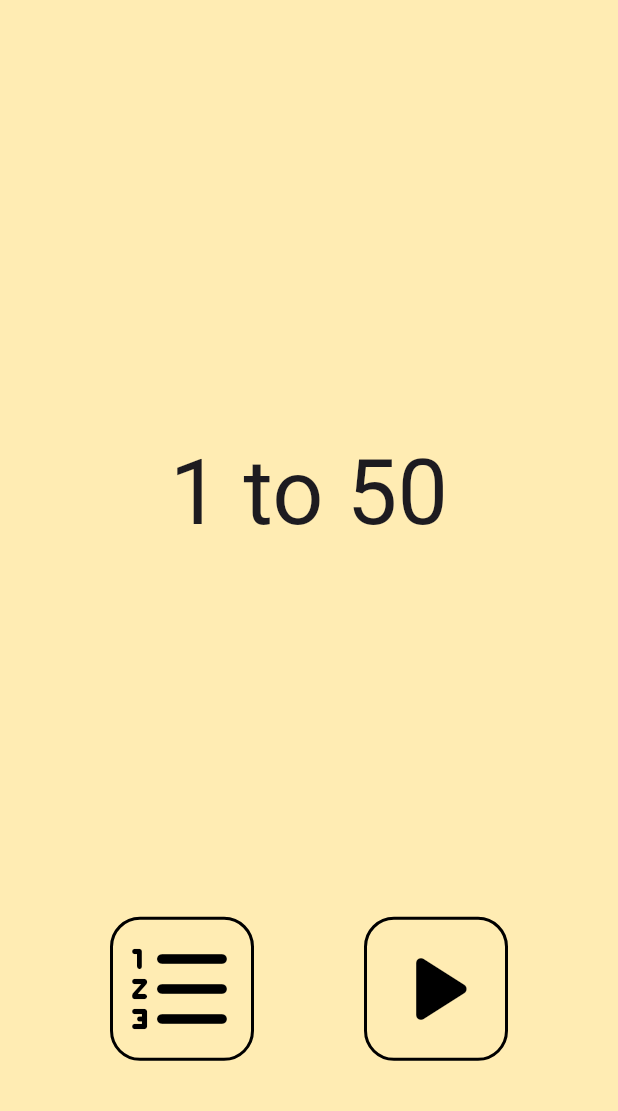
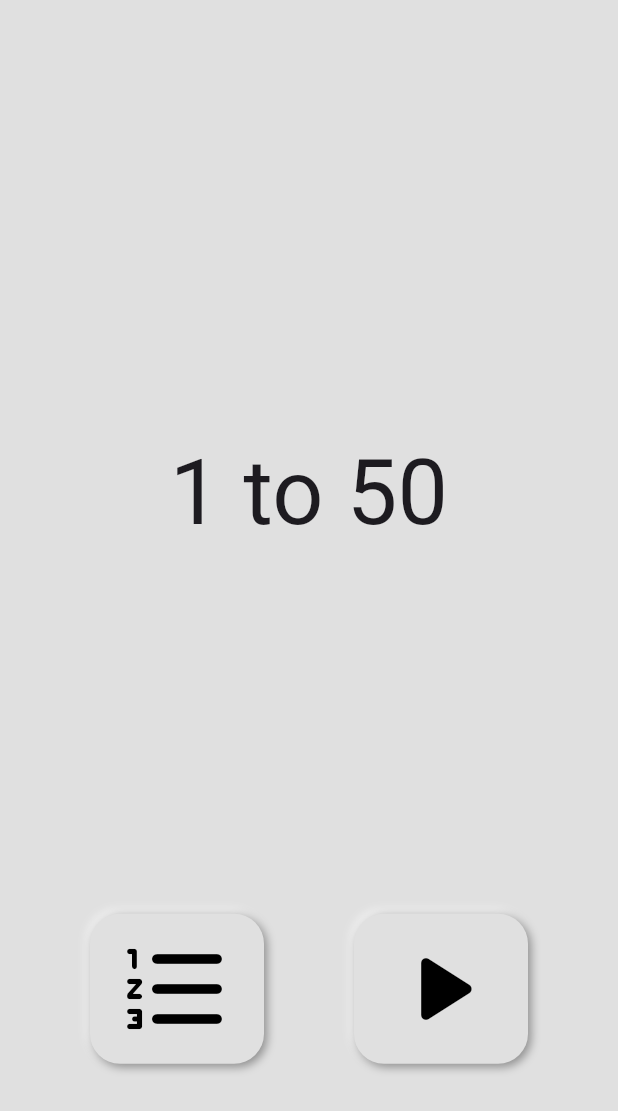
Before and after one commit to leejewon97/1to50, a Flutter app: the screen it shows after launch, on a phone screen of 412 x 824 dp. Shown: the top 1111 px of the screen. Run offline on Flutter 3.47's test engine with Material 3 defaults, Android fonts, the phone set to English and light mode, and no system bars; our stand-ins replace auto_size_text, flutter_neumorphic_plus, shared_preferences; missing offline and left inert: soundpool.

Commit message:
모든 화면과 버튼에 Neumorphic 적용 완료 main.dart   buttonStyle 변수 제거   대신 NeumorphicButtonStyle 클래스를 import하여 사용 lib/neumorphic_button_style.dart   NeumorphicStyle 클래스를 상속받는 NeumorphicButtonStyle 클래스 생성   boxShape 속성을 default로 설정   depth 속성은 필요하면 생성자로 받아오도록 설정 나머지 모든 화면은 material.dart 대신 flutter_neumorphic.dart를 import Dialog를 제외한 나머지 모든 아이콘 버튼들은 NeumorphicButtonStyle을 적용한 NeumorphicButton으로 변경   buttonStyle 변수를 들고다니지 않게 되면서 코드가 깔끔해짐 number_button_widget.dart   NeumorphicButton에 NeumorphicButtonStyle을 적용     유일하게 depth 속성을 직접 받아 사용함
모든 버튼 및 텍스트 사이즈 반응형 설정할 것
NumberButton이 아닌 버튼들 정사각형으로 만들어볼 것
PauseButton도 depth 속성을 받아서 적용할 것

```diff
--- a/lib/main.dart
+++ b/lib/main.dart
@@ -14,15 +14,6 @@ class MyApp extends StatefulWidget {
 }
 
 class _MyAppState extends State<MyApp> {
-  final buttonStyle = ButtonStyle(
-    shape: MaterialStateProperty.all<OutlinedBorder?>(
-      RoundedRectangleBorder(
-        borderRadius: BorderRadius.circular(20.0),
-        side: const BorderSide(color: Colors.black, width: 2.0),
-      ),
-    ),
-  );
-
   late Future<SharedPreferences> prefs;
 
   @override
@@ -41,7 +32,6 @@ class _MyAppState extends State<MyApp> {
         builder: (context, snapshot) {
           if (snapshot.hasData) {
             return HomeScreen(
-              buttonStyle: buttonStyle,
               prefs: snapshot.data!,
             );
           } else {
--- /dev/null
+++ b/lib/neumorphic_button_style.dart
@@ -0,0 +1,9 @@
+import 'package:flutter_neumorphic_plus/flutter_neumorphic.dart';
+
+class NeumorphicButtonStyle extends NeumorphicStyle {
+  NeumorphicButtonStyle({
+    super.depth,
+  }) : super(
+          boxShape: NeumorphicBoxShape.roundRect(BorderRadius.circular(20.0)),
+        );
+}
--- a/lib/screens/home_screen.dart
+++ b/lib/screens/home_screen.dart
@@ -1,22 +1,19 @@
-import 'package:flutter/material.dart';
+import 'package:flutter_neumorphic_plus/flutter_neumorphic.dart';
 import 'package:one_to_fifty/widgets/buttons/play_button_widget.dart';
 import 'package:one_to_fifty/widgets/buttons/record_button_widget.dart';
 import 'package:shared_preferences/shared_preferences.dart';
 
 class HomeScreen extends StatelessWidget {
-  final ButtonStyle buttonStyle;
   final SharedPreferences prefs;
 
   const HomeScreen({
     super.key,
-    required this.buttonStyle,
     required this.prefs,
   });
 
   @override
   Widget build(BuildContext context) {
     return Scaffold(
-      backgroundColor: Colors.amber[100],
       body: Column(
         children: [
           const Flexible(
@@ -39,11 +36,9 @@ class HomeScreen extends StatelessWidget {
                 mainAxisAlignment: MainAxisAlignment.spaceEvenly,
                 children: [
                   RecordButton(
-                    buttonStyle: buttonStyle,
                     prefs: prefs,
                   ),
                   PlayButton(
-                    buttonStyle: buttonStyle,
                     prefs: prefs,
                   ),
                 ],
--- a/lib/screens/play_screen.dart
+++ b/lib/screens/play_screen.dart
@@ -11,12 +11,10 @@ import 'package:shared_preferences/shared_preferences.dart';
 import 'package:soundpool/soundpool.dart';
 
 class PlayScreen extends StatefulWidget {
-  final ButtonStyle buttonStyle;
   final SharedPreferences prefs;
 
   const PlayScreen({
     super.key,
-    required this.buttonStyle,
     required this.prefs,
   });
 
@@ -108,7 +106,6 @@ class _PlayScreenState extends State<PlayScreen> {
                 playTime: timeFormatter(playTime),
                 recordTimes: recordTimes,
                 prefs: widget.prefs,
-                buttonStyle: widget.buttonStyle,
               );
             },
           );
@@ -141,7 +138,6 @@ class _PlayScreenState extends State<PlayScreen> {
         builder: (context) {
           return WhenPausedDialog(
             prefs: widget.prefs,
-            buttonStyle: widget.buttonStyle,
             ticker: ticker,
           );
         },
@@ -204,7 +200,6 @@ class _PlayScreenState extends State<PlayScreen> {
                   child: Center(
                     child: ticker.isTicking
                         ? PauseButton(
-                            buttonStyle: widget.buttonStyle,
                             whenPaused: whenPaused,
                           )
                         : const SizedBox.shrink(),
--- a/lib/widgets/buttons/home_button_widget.dart
+++ b/lib/widgets/buttons/home_button_widget.dart
@@ -1,4 +1,4 @@
-import 'package:flutter/material.dart';
+import 'package:flutter_neumorphic_plus/flutter_neumorphic.dart';
 
 class HomeButton extends StatelessWidget {
   const HomeButton({
--- a/lib/widgets/buttons/play_button_widget.dart
+++ b/lib/widgets/buttons/play_button_widget.dart
@@ -1,35 +1,33 @@
-import 'package:flutter/material.dart';
+import 'package:flutter_neumorphic_plus/flutter_neumorphic.dart';
+import 'package:one_to_fifty/neumorphic_button_style.dart';
 import 'package:one_to_fifty/screens/play_screen.dart';
 import 'package:shared_preferences/shared_preferences.dart';
 
 class PlayButton extends StatelessWidget {
-  final ButtonStyle buttonStyle;
   final SharedPreferences prefs;
 
   const PlayButton({
     super.key,
-    required this.buttonStyle,
     required this.prefs,
   });
 
   @override
   Widget build(BuildContext context) {
-    return IconButton(
+    return NeumorphicButton(
       onPressed: () {
         Navigator.push(
             context,
             MaterialPageRoute(
               builder: (context) => PlayScreen(
-                buttonStyle: buttonStyle,
                 prefs: prefs,
               ),
             ));
       },
-      icon: const Icon(
+      style: NeumorphicButtonStyle(),
+      child: const Icon(
         Icons.play_arrow_rounded,
         size: 80,
       ),
-      style: buttonStyle,
     );
   }
 }
--- a/lib/widgets/buttons/record_button_widget.dart
+++ b/lib/widgets/buttons/record_button_widget.dart
@@ -1,35 +1,33 @@
-import 'package:flutter/material.dart';
+import 'package:flutter_neumorphic_plus/flutter_neumorphic.dart';
+import 'package:one_to_fifty/neumorphic_button_style.dart';
 import 'package:one_to_fifty/screens/record_screen.dart';
 import 'package:shared_preferences/shared_preferences.dart';
 
 class RecordButton extends StatelessWidget {
   final SharedPreferences prefs;
-  final ButtonStyle buttonStyle;
 
   const RecordButton({
     super.key,
-    required this.buttonStyle,
     required this.prefs,
   });
 
   @override
   Widget build(BuildContext context) {
-    return IconButton(
+    return NeumorphicButton(
       onPressed: () {
         Navigator.push(
             context,
             MaterialPageRoute(
               builder: (context) => RecordScreen(
-                buttonStyle: buttonStyle,
                 prefs: prefs,
               ),
             ));
       },
-      icon: const Icon(
+      style: NeumorphicButtonStyle(),
+      child: const Icon(
         Icons.format_list_numbered_rounded,
         size: 80,
       ),
-      style: buttonStyle,
     );
   }
 }
--- a/lib/widgets/buttons/replay_button_widget.dart
+++ b/lib/widgets/buttons/replay_button_widget.dart
@@ -1,4 +1,4 @@
-import 'package:flutter/material.dart';
+import 'package:flutter_neumorphic_plus/flutter_neumorphic.dart';
 import 'package:flutter/scheduler.dart';
 
 class ReplayButton extends StatelessWidget {
--- a/lib/widgets/buttons/restart_button_widget.dart
+++ b/lib/widgets/buttons/restart_button_widget.dart
@@ -1,15 +1,13 @@
-import 'package:flutter/material.dart';
+import 'package:flutter_neumorphic_plus/flutter_neumorphic.dart';
 import 'package:one_to_fifty/screens/play_screen.dart';
 import 'package:shared_preferences/shared_preferences.dart';
 
 class RestartButton extends StatelessWidget {
   const RestartButton({
     super.key,
-    required this.buttonStyle,
     required this.prefs,
   });
 
-  final ButtonStyle buttonStyle;
   final SharedPreferences prefs;
 
   @override
@@ -21,7 +19,6 @@ class RestartButton extends StatelessWidget {
             context,
             MaterialPageRoute(
               builder: (context) => PlayScreen(
-                buttonStyle: buttonStyle,
                 prefs: prefs,
               ),
             ));
--- a/lib/widgets/countdown_widget.dart
+++ b/lib/widgets/countdown_widget.dart
@@ -1,4 +1,4 @@
-import 'package:flutter/material.dart';
+import 'package:flutter_neumorphic_plus/flutter_neumorphic.dart';
 
 class Conutdown extends StatelessWidget {
   const Conutdown({
--- a/lib/widgets/end_dialog_widget.dart
+++ b/lib/widgets/end_dialog_widget.dart
@@ -1,5 +1,5 @@
 import 'package:collection/collection.dart';
-import 'package:flutter/material.dart';
+import 'package:flutter_neumorphic_plus/flutter_neumorphic.dart';
 import 'package:one_to_fifty/widgets/buttons/home_button_widget.dart';
 import 'package:one_to_fifty/widgets/buttons/restart_button_widget.dart';
 import 'package:shared_preferences/shared_preferences.dart';
@@ -9,14 +9,12 @@ class EndDialog extends StatefulWidget {
   final String playTime;
   final List<String> recordTimes;
   final SharedPreferences prefs;
-  final ButtonStyle buttonStyle;
 
   const EndDialog({
     super.key,
     required this.playTime,
     required this.recordTimes,
     required this.prefs,
-    required this.buttonStyle,
   });
 
   @override
@@ -83,7 +81,6 @@ class _EndDialogState extends State<EndDialog> {
         actionsAlignment: MainAxisAlignment.center,
         actions: [
           RestartButton(
-            buttonStyle: widget.buttonStyle,
             prefs: widget.prefs,
           ),
           const HomeButton(),
--- a/lib/widgets/number_buttons_builder_widget.dart
+++ b/lib/widgets/number_buttons_builder_widget.dart
@@ -1,4 +1,4 @@
-import 'package:flutter/material.dart';
+import 'package:flutter_neumorphic_plus/flutter_neumorphic.dart';
 import 'package:one_to_fifty/widgets/buttons/number_button_widget.dart';
 
 class NumberButtonsBuilder extends StatelessWidget {
--- a/lib/widgets/when_paused_dialog_widget.dart
+++ b/lib/widgets/when_paused_dialog_widget.dart
@@ -1,4 +1,4 @@
-import 'package:flutter/material.dart';
+import 'package:flutter_neumorphic_plus/flutter_neumorphic.dart';
 import 'package:flutter/scheduler.dart';
 import 'package:one_to_fifty/widgets/buttons/home_button_widget.dart';
 import 'package:one_to_fifty/widgets/buttons/replay_button_widget.dart';
@@ -7,13 +7,11 @@ import 'package:shared_preferences/shared_preferences.dart';
 
 // ignore: must_be_immutable
 class WhenPausedDialog extends StatelessWidget {
-  final ButtonStyle buttonStyle;
   final SharedPreferences prefs;
   final Ticker ticker;
 
   const WhenPausedDialog({
     super.key,
-    required this.buttonStyle,
     required this.prefs,
     required this.ticker,
   });
@@ -33,7 +31,6 @@ class WhenPausedDialog extends StatelessWidget {
         actionsAlignment: MainAxisAlignment.center,
         actions: [
           RestartButton(
-            buttonStyle: buttonStyle,
             prefs: prefs,
           ),
           const HomeButton(),
```
Also changed, not shown: lib/screens/record_screen.dart (+3 -8 lines), lib/widgets/buttons/custom_back_button_widget.dart (+5 -7 lines), lib/widgets/buttons/number_button_widget.dart (+2 -5 lines), lib/widgets/buttons/pause_button_widget.dart (+12 -11 lines).
